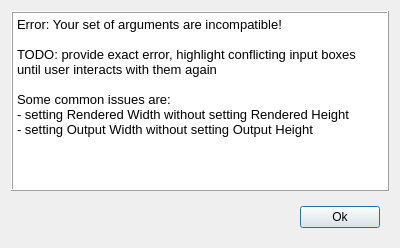
The window that apply_error.ui (rfrench3/scopebuddy-gui) describes before a commit, drawn with Qt 5.
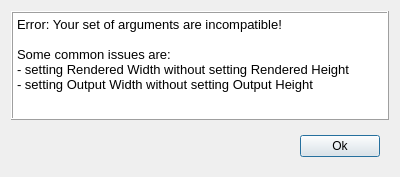
The same window after the commit.

Commit message: update ui to remove unimplemented features

```diff
--- a/apply_error.ui
+++ b/apply_error.ui
@@ -10,7 +10,7 @@
     <x>0</x>
     <y>0</y>
     <width>400</width>
-    <height>248</height>
+    <height>177</height>
    </rect>
   </property>
   <property name="windowTitle">
@@ -79,7 +79,7 @@
 li.checked::marker { content: &quot;\2612&quot;; }
 &lt;/style&gt;&lt;/head&gt;&lt;body style=&quot; font-family:'Noto Sans'; font-size:10pt; font-weight:400; font-style:normal;&quot;&gt;
 &lt;p style=&quot; margin-top:0px; margin-bottom:0px; margin-left:0px; margin-right:0px; -qt-block-indent:0; text-indent:0px;&quot;&gt;Error: Your set of arguments are incompatible!&lt;/p&gt;
-&lt;p style=&quot; margin-top:0px; margin-bottom:0px; margin-left:0px; margin-right:0px; -qt-block-indent:0; text-indent:0px;&quot;&gt;&lt;br /&gt;TODO: provide exact error, highlight conflicting input boxes until user interacts with them again&lt;br /&gt;&lt;br /&gt;Some common issues are:&lt;/p&gt;
+&lt;p style=&quot; margin-top:0px; margin-bottom:0px; margin-left:0px; margin-right:0px; -qt-block-indent:0; text-indent:0px;&quot;&gt;&lt;br /&gt;Some common issues are:&lt;/p&gt;
 &lt;p style=&quot; margin-top:0px; margin-bottom:0px; margin-left:0px; margin-right:0px; -qt-block-indent:0; text-indent:0px;&quot;&gt;- setting Rendered Width without setting Rendered Height&lt;/p&gt;
 &lt;p style=&quot; margin-top:0px; margin-bottom:0px; margin-left:0px; margin-right:0px; -qt-block-indent:0; text-indent:0px;&quot;&gt;- setting Output Width without setting Output Height&lt;/p&gt;&lt;/body&gt;&lt;/html&gt;</string>
            </property>
```
The commit also changes 7 other files.
